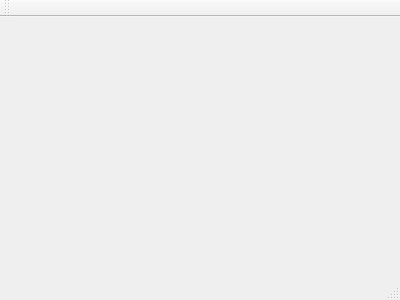
The window that mainwindow.ui (rdorado/qt-texteditor) describes before a commit, drawn with Qt 5.
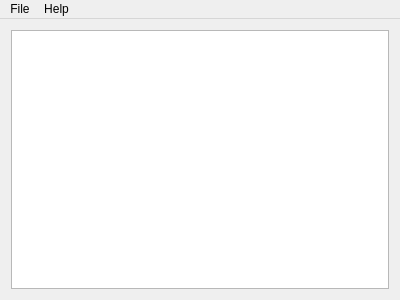
The same window after the commit.

Commit message: 9 Nov dev

The edit to the form file:
```diff
--- a/mainwindow.ui
+++ b/mainwindow.ui
@@ -12,13 +12,50 @@
   <property name="windowTitle" >
    <string>MainWindow</string>
   </property>
-  <widget class="QMenuBar" name="menuBar" />
-  <widget class="QToolBar" name="mainToolBar" />
-  <widget class="QWidget" name="centralWidget" />
-  <widget class="QStatusBar" name="statusBar" />
+  <widget class="QWidget" name="centralWidget">
+   <layout class="QGridLayout" name="gridLayout">
+    <item row="0" column="0">
+     <widget class="QTextEdit" name="textEdit"/>
+    </item>
+   </layout>
+  </widget>
+  <widget class="QMenuBar" name="menuBar">
+   <property name="geometry">
+    <rect>
+     <x>0</x>
+     <y>0</y>
+     <width>400</width>
+     <height>25</height>
+    </rect>
+   </property>
+   <widget class="QMenu" name="menuFIle">
+    <property name="title">
+     <string>File</string>
+    </property>
+    <addaction name="actionNew"/>
+    <addaction name="separator"/>
+    <addaction name="actionExit"/>
+   </widget>
+   <widget class="QMenu" name="menuHelp">
+    <property name="title">
+     <string>Help</string>
+    </property>
+   </widget>
+   <addaction name="menuFIle"/>
+   <addaction name="menuHelp"/>
+  </widget>
+  <action name="actionNew">
+   <property name="text">
+    <string>New</string>
+   </property>
+  </action>
+  <action name="actionExit">
+   <property name="text">
+    <string>Exit</string>
+   </property>
+  </action>
  </widget>
- <layoutDefault spacing="6" margin="11" />
- <pixmapfunction></pixmapfunction>
+ <layoutdefault spacing="6" margin="11"/>
  <resources/>
  <connections/>
 </ui>
```
Left out of the diff: 7 changed lines with no effect on the pictures. The commit also changes 2 other files.
